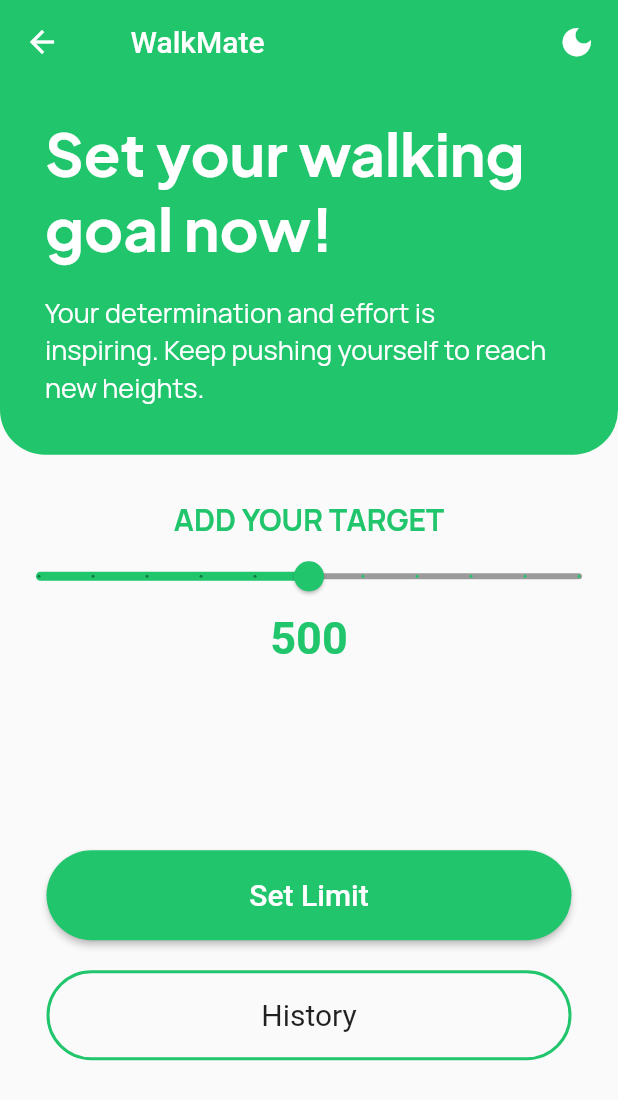
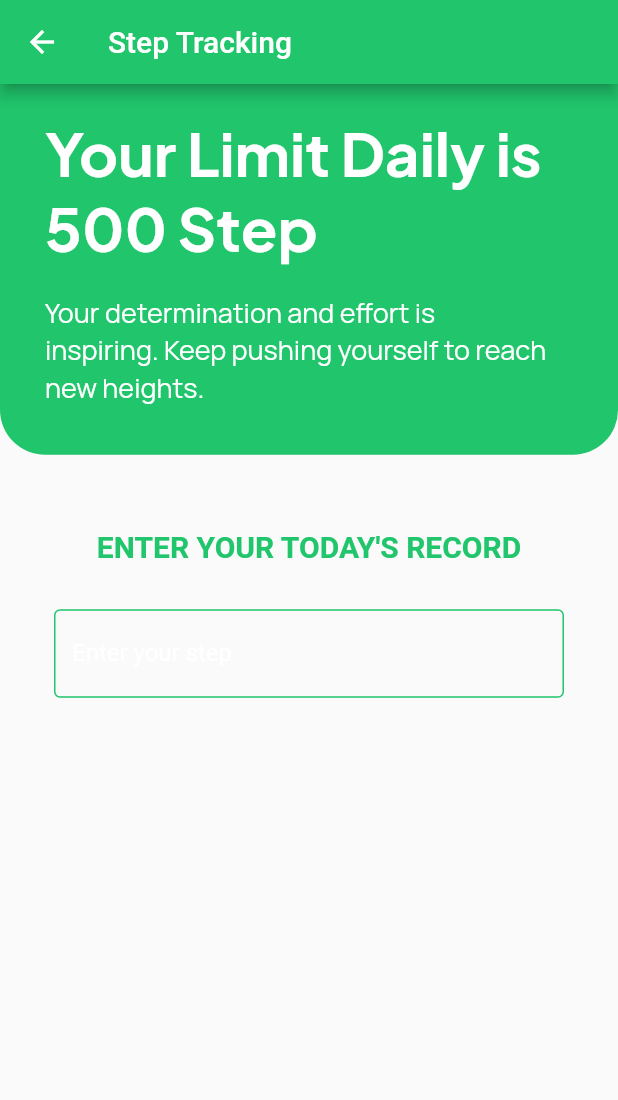
Before and after one commit to najmulmyself/walkmate, a Flutter app: the SetTargetPage screen opened directly, after a tap on "Set Limit", on a phone screen of 412 x 824 dp. Shown: the top 1100 px of the screen. Run offline on Flutter 3.47's test engine with Material 2 defaults, Android fonts, the phone set to English and light mode, and no system bars; our stand-ins replace google_fonts, shared_preferences, syncfusion_flutter_sliders; accounts and stored records are empty.

Commit message:
added single page

```diff
--- a/lib/screens/set_target_screen.dart
+++ b/lib/screens/set_target_screen.dart
@@ -4,6 +4,7 @@ import 'package:google_fonts/google_fonts.dart';
 import 'package:provider/provider.dart';
 import 'package:syncfusion_flutter_sliders/sliders.dart';
 import 'package:walkmate/provider/darkModeProvider.dart';
+import 'package:walkmate/screens/step_tracking.dart';
 
 import '../utils/const.dart';
 
@@ -148,10 +149,10 @@ class SetTargetPage extends StatelessWidget {
                           borderRadius: BorderRadius.all(Radius.circular(30))),
                       backgroundColor: kPrimaryColor),
                   onPressed: () {
-                    Navigator.pushReplacement(
+                    Navigator.push(
                         context,
                         CupertinoPageRoute(
-                            builder: (context) => const SetTargetPage()));
+                            builder: (context) => const StepTracking()));
                   },
                   child: const Text(
                     "Set Limit",
--- /dev/null
+++ b/lib/screens/step_tracking.dart
@@ -0,0 +1,110 @@
+import 'package:flutter/cupertino.dart';
+import 'package:flutter/material.dart';
+import 'package:google_fonts/google_fonts.dart';
+import 'package:provider/provider.dart';
+import 'package:walkmate/provider/darkModeProvider.dart';
+import 'package:walkmate/utils/const.dart';
+
+class StepTracking extends StatelessWidget {
+  const StepTracking({super.key});
+
+  @override
+  Widget build(BuildContext context) {
+    return Consumer<DarkModeProvider>(
+      builder: (BuildContext context, DarkModeProvider value, Widget? child) {
+        return Scaffold(
+          appBar: AppBar(
+            backgroundColor: kPrimaryColor,
+            title: const Text("Step Tracking"),
+          ),
+          body: Column(
+            children: [
+              Container(
+                height: MediaQuery.of(context).size.height * .3,
+                decoration: const BoxDecoration(
+                  color: kPrimaryColor,
+                  borderRadius: BorderRadius.only(
+                    bottomLeft: Radius.circular(30),
+                    bottomRight: Radius.circular(30),
+                  ),
+                ),
+                child: Column(
+                  children: [
+                    const SizedBox(
+                      height: 20,
+                    ),
+                    Padding(
+                      padding: const EdgeInsets.symmetric(horizontal: 30.0),
+                      child: Text(
+                        "Your Limit Daily is ${(value.sliderValue).toInt()} Step",
+                        // style: darkProvider.isModeDark
+                        //     ? kFontSizeBigStyle
+                        //     : kFontSizeBigStyle.copyWith(
+                        //         // color: kPrimaryColor,
+                        //         ),
+                        style: GoogleFonts.plusJakartaSans(
+                            textStyle: kFontSizeBigStyle),
+                      ),
+                    ),
+                    const SizedBox(
+                      height: 20,
+                    ),
+                    Padding(
+                      padding: const EdgeInsets.symmetric(horizontal: 30.0),
+                      child: Text(
+                        "Your determination and effort is\ninspiring. Keep pushing yourself to reach new heights.",
+                        style: GoogleFonts.manrope(
+                          textStyle: const TextStyle(),
+                          color: Colors.white,
+                          fontSize: 18,
+                        ),
+                      ),
+                    ),
+                  ],
+                ),
+              ),
+              const SizedBox(
+                height: 50,
+              ),
+              Text(
+                "Enter Your Today's record".toUpperCase(),
+                style: kFontCapitalStyle.copyWith(
+                  color: kPrimaryColor,
+                ),
+              ),
+              const SizedBox(
+                height: 30,
+              ),
+              const SizedBox(
+                width: 340,
+                height: 70,
+                // color: kPrimaryColor,
+                child: TextField(
+                  keyboardType: TextInputType.phone,
+                  showCursor: false,
+                  decoration: InputDecoration(
+                    hintText: "How many step you walked today?",
+                    label: Text(
+                      "Enter your step",
+                      style: TextStyle(color: Colors.white),
+                    ),
+                    focusedBorder: OutlineInputBorder(
+                      borderSide: BorderSide(
+                        color: kPrimaryColor,
+                      ),
+                    ),
+                    enabledBorder: OutlineInputBorder(
+                      borderSide: BorderSide(
+                        color: kPrimaryColor,
+                      ),
+                    ),
+                  ),
+                ),
+              )
+            ],
+          ),
+        );
+      },
+    );
+  }
+}
```
